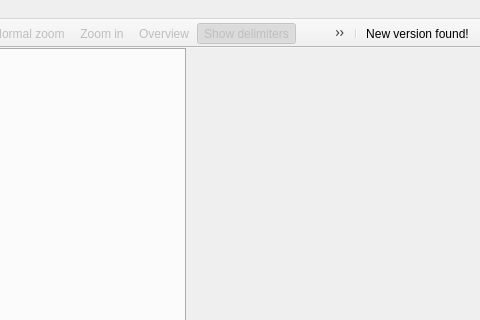
The window that libpgmodeler_ui/ui/mainwindow.ui (pgmodeler/pgmodeler) describes before a commit, drawn with Qt 5; both pictures show x 520 to 1000 and y 0 to 320 of the 1000 by 638 pixel window.
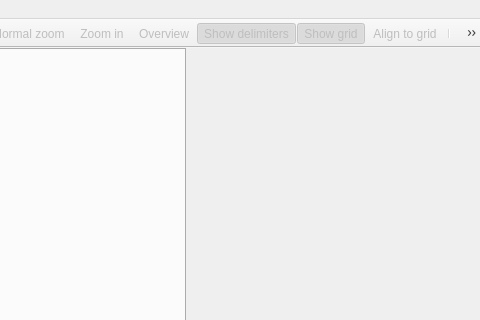
The same window after the commit. Icons and pictures are not drawn.

Commit message:
Minor adjustments on ui-style.conf
Dropped the option "-no-stylesheet" from Application class.

Patch:
```diff
--- a/libpgmodeler_ui/ui/mainwindow.ui
+++ b/libpgmodeler_ui/ui/mainwindow.ui
@@ -801,50 +801,6 @@
    <addaction name="action_next"/>
    <addaction name="separator"/>
    <addaction name="action_about"/>
-  </widget>
-  <widget class="QToolBar" name="update_tb">
-   <property name="sizePolicy">
-    <sizepolicy hsizetype="Minimum" vsizetype="Fixed">
-     <horstretch>0</horstretch>
-     <verstretch>0</verstretch>
-    </sizepolicy>
-   </property>
-   <property name="font">
-    <font>
-     <pointsize>9</pointsize>
-     <weight>50</weight>
-     <italic>false</italic>
-     <bold>false</bold>
-    </font>
-   </property>
-   <property name="windowTitle">
-    <string>Update check</string>
-   </property>
-   <property name="movable">
-    <bool>false</bool>
-   </property>
-   <property name="allowedAreas">
-    <set>Qt::TopToolBarArea</set>
-   </property>
-   <property name="iconSize">
-    <size>
-     <width>20</width>
-     <height>20</height>
-    </size>
-   </property>
-   <property name="toolButtonStyle">
-    <enum>Qt::ToolButtonTextBesideIcon</enum>
-   </property>
-   <property name="floatable">
-    <bool>false</bool>
-   </property>
-   <attribute name="toolBarArea">
-    <enum>TopToolBarArea</enum>
-   </attribute>
-   <attribute name="toolBarBreak">
-    <bool>false</bool>
-   </attribute>
-   <addaction name="separator"/>
    <addaction name="action_update_found"/>
   </widget>
   <action name="action_new_model">
```
The commit also changes 11 other files.
